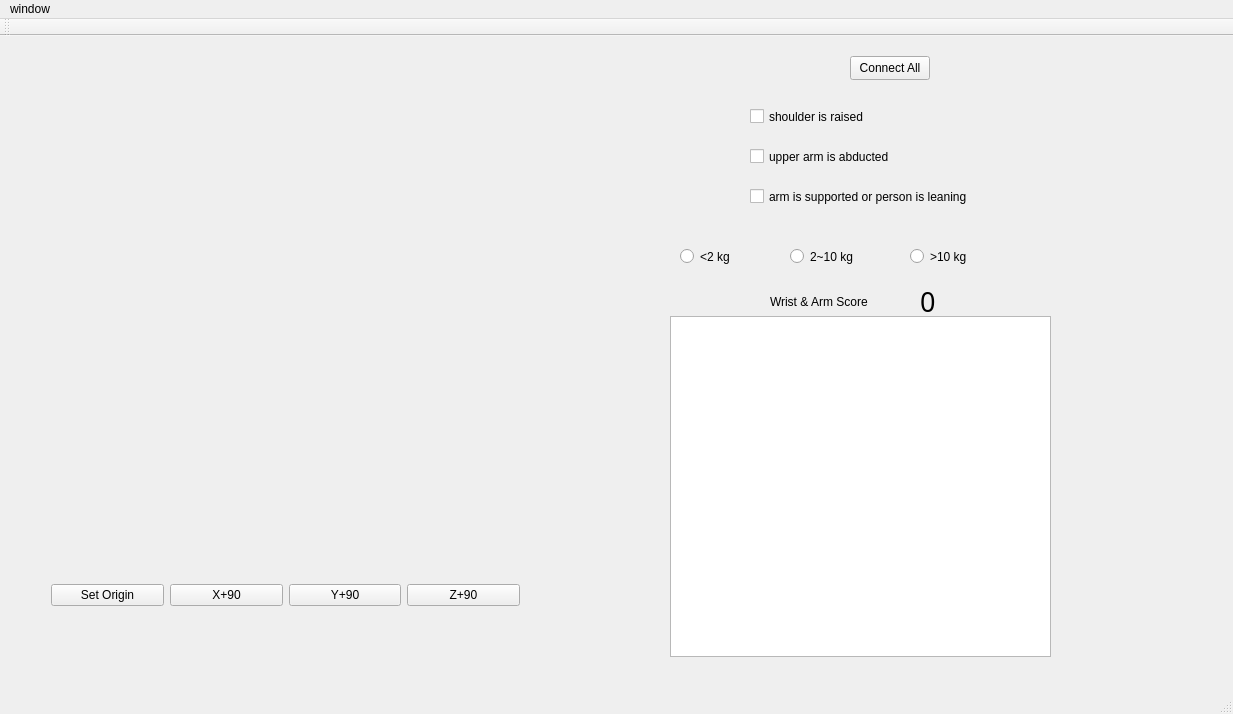
Qt form GLtest-2/mainwindow.ui (avmm9898/Ergonomic-X) before a commit.
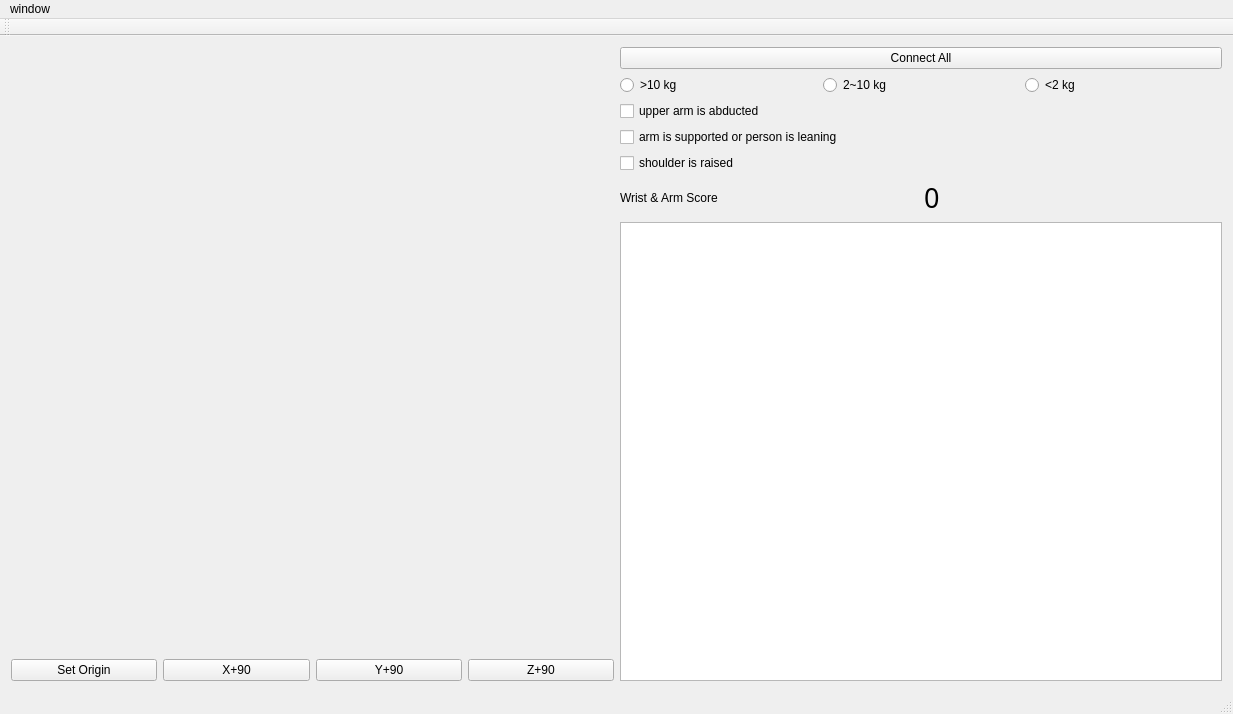
The same form after that commit. Custom widgets are drawn as their Qt base class.

```diff
--- a/GLtest-2/mainwindow.ui
+++ b/GLtest-2/mainwindow.ui
@@ -14,174 +14,27 @@
    <string>MainWindow</string>
   </property>
   <widget class="QWidget" name="centralWidget">
-   <widget class="QTextBrowser" name="textbrowser">
-    <property name="geometry">
-     <rect>
-      <x>670</x>
-      <y>280</y>
-      <width>381</width>
-      <height>341</height>
-     </rect>
-    </property>
-   </widget>
-   <widget class="QLabel" name="label">
-    <property name="geometry">
-     <rect>
-      <x>770</x>
-      <y>250</y>
-      <width>121</width>
-      <height>31</height>
-     </rect>
-    </property>
-    <property name="text">
-     <string>Wrist &amp; Arm Score</string>
-    </property>
-   </widget>
-   <widget class="QLabel" name="Label_WristArmScore">
-    <property name="geometry">
-     <rect>
-      <x>920</x>
-      <y>230</y>
-      <width>71</width>
-      <height>71</height>
-     </rect>
-    </property>
-    <property name="font">
-     <font>
-      <family>Adobe Devanagari</family>
-      <pointsize>20</pointsize>
-     </font>
-    </property>
-    <property name="text">
-     <string>0</string>
-    </property>
-   </widget>
-   <widget class="QPushButton" name="BTN_StartAllLpms">
-    <property name="geometry">
-     <rect>
-      <x>850</x>
-      <y>20</y>
-      <width>80</width>
-      <height>24</height>
-     </rect>
-    </property>
-    <property name="text">
-     <string>Connect All</string>
-    </property>
-   </widget>
-   <widget class="QCheckBox" name="check_rula_1">
-    <property name="geometry">
-     <rect>
-      <x>750</x>
-      <y>70</y>
-      <width>181</width>
-      <height>21</height>
-     </rect>
-    </property>
-    <property name="text">
-     <string>shoulder is raised</string>
-    </property>
-   </widget>
-   <widget class="QCheckBox" name="check_rula_2">
-    <property name="geometry">
-     <rect>
-      <x>750</x>
-      <y>110</y>
-      <width>181</width>
-      <height>21</height>
-     </rect>
-    </property>
-    <property name="text">
-     <string>upper arm is abducted</string>
-    </property>
-   </widget>
-   <widget class="QCheckBox" name="check_rula_3">
-    <property name="geometry">
-     <rect>
-      <x>750</x>
-      <y>150</y>
-      <width>271</width>
-      <height>21</height>
-     </rect>
-    </property>
-    <property name="text">
-     <string>arm is supported or person is leaning</string>
-    </property>
-   </widget>
-   <widget class="QRadioButton" name="load_choose1">
-    <property name="geometry">
-     <rect>
-      <x>680</x>
-      <y>210</y>
-      <width>100</width>
-      <height>21</height>
-     </rect>
-    </property>
-    <property name="text">
-     <string>&lt;2 kg</string>
-    </property>
-   </widget>
-   <widget class="QRadioButton" name="load_choose2">
-    <property name="geometry">
-     <rect>
-      <x>790</x>
-      <y>210</y>
-      <width>100</width>
-      <height>21</height>
-     </rect>
-    </property>
-    <property name="text">
-     <string>2~10 kg</string>
-    </property>
-   </widget>
-   <widget class="QRadioButton" name="load_choose3">
-    <property name="geometry">
-     <rect>
-      <x>910</x>
-      <y>210</y>
-      <width>100</width>
-      <height>21</height>
-     </rect>
-    </property>
-    <property name="text">
-     <string>&gt;10 kg</string>
-    </property>
-   </widget>
-   <widget class="QWidget" name="verticalLayoutWidget">
-    <property name="geometry">
-     <rect>
-      <x>40</x>
-      <y>60</y>
-      <width>491</width>
-      <height>521</height>
-     </rect>
-    </property>
+   <layout class="QHBoxLayout" name="horizontalLayout_4">
+    <item>
     <layout class="QVBoxLayout" name="verticalLayout">
+      <property name="sizeConstraint">
+       <enum>QLayout::SetMaximumSize</enum>
+      </property>
      <item>
       <widget class="ThreeDWindow" name="widget" native="true">
        <property name="sizePolicy">
-        <sizepolicy hsizetype="Preferred" vsizetype="MinimumExpanding">
+         <sizepolicy hsizetype="Expanding" vsizetype="Expanding">
          <horstretch>0</horstretch>
          <verstretch>0</verstretch>
         </sizepolicy>
        </property>
-      </widget>
-     </item>
-     <item>
-      <spacer name="verticalSpacer">
-       <property name="orientation">
-        <enum>Qt::Vertical</enum>
-       </property>
-       <property name="sizeType">
-        <enum>QSizePolicy::Preferred</enum>
-       </property>
-       <property name="sizeHint" stdset="0">
+        <property name="minimumSize">
         <size>
-         <width>20</width>
-         <height>40</height>
-        </size>
-       </property>
-      </spacer>
+          <width>500</width>
+          <height>500</height>
+         </size>
+        </property>
+       </widget>
      </item>
      <item>
       <layout class="QHBoxLayout" name="horizontalLayout">
@@ -216,7 +69,92 @@
       </layout>
      </item>
     </layout>
-   </widget>
+    </item>
+    <item>
+     <layout class="QVBoxLayout" name="verticalLayout_3">
+      <item>
+       <widget class="QPushButton" name="BTN_StartAllLpms">
+        <property name="text">
+         <string>Connect All</string>
+        </property>
+       </widget>
+      </item>
+      <item>
+       <layout class="QHBoxLayout" name="horizontalLayout_2">
+        <item>
+         <widget class="QRadioButton" name="load_choose3">
+          <property name="text">
+           <string>&gt;10 kg</string>
+          </property>
+         </widget>
+        </item>
+        <item>
+         <widget class="QRadioButton" name="load_choose2">
+          <property name="text">
+           <string>2~10 kg</string>
+          </property>
+         </widget>
+        </item>
+        <item>
+         <widget class="QRadioButton" name="load_choose1">
+          <property name="text">
+           <string>&lt;2 kg</string>
+          </property>
+         </widget>
+        </item>
+       </layout>
+      </item>
+      <item>
+       <widget class="QCheckBox" name="check_rula_2">
+        <property name="text">
+         <string>upper arm is abducted</string>
+        </property>
+       </widget>
+      </item>
+      <item>
+       <widget class="QCheckBox" name="check_rula_3">
+        <property name="text">
+         <string>arm is supported or person is leaning</string>
+        </property>
+       </widget>
+      </item>
+      <item>
+       <widget class="QCheckBox" name="check_rula_1">
+        <property name="text">
+         <string>shoulder is raised</string>
+        </property>
+       </widget>
+      </item>
+      <item>
+       <layout class="QHBoxLayout" name="horizontalLayout_3">
+        <item>
+         <widget class="QLabel" name="label">
+          <property name="text">
+           <string>Wrist &amp; Arm Score</string>
+          </property>
+         </widget>
+        </item>
+        <item>
+         <widget class="QLabel" name="Label_WristArmScore">
+          <property name="font">
+           <font>
+            <family>Adobe Devanagari</family>
+            <pointsize>20</pointsize>
+           </font>
+          </property>
+          <property name="text">
+           <string>0</string>
+          </property>
+         </widget>
+        </item>
+       </layout>
+      </item>
+      <item>
+       <widget class="QTextBrowser" name="textbrowser"/>
+      </item>
+     </layout>
+    </item>
+   </layout>
   </widget>
   <widget class="QMenuBar" name="menuBar">
    <property name="geometry">
```
Left out of the diff: 2 changed lines with no effect on the pictures. Lines whose indentation alone changed are shown as unchanged.
